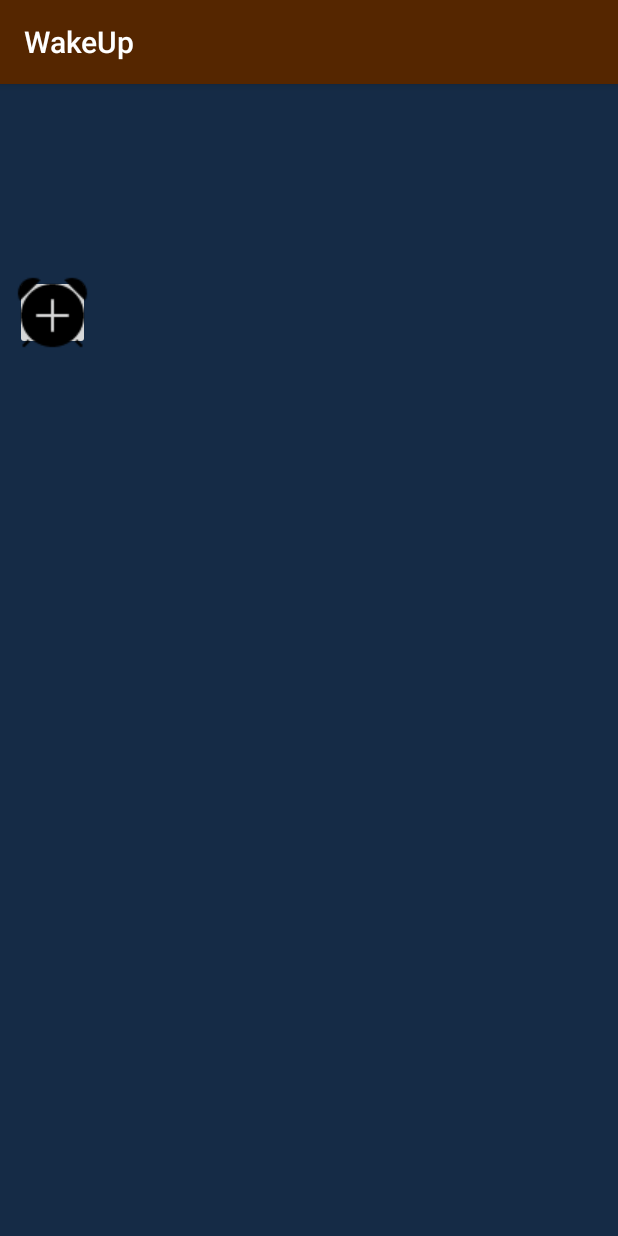
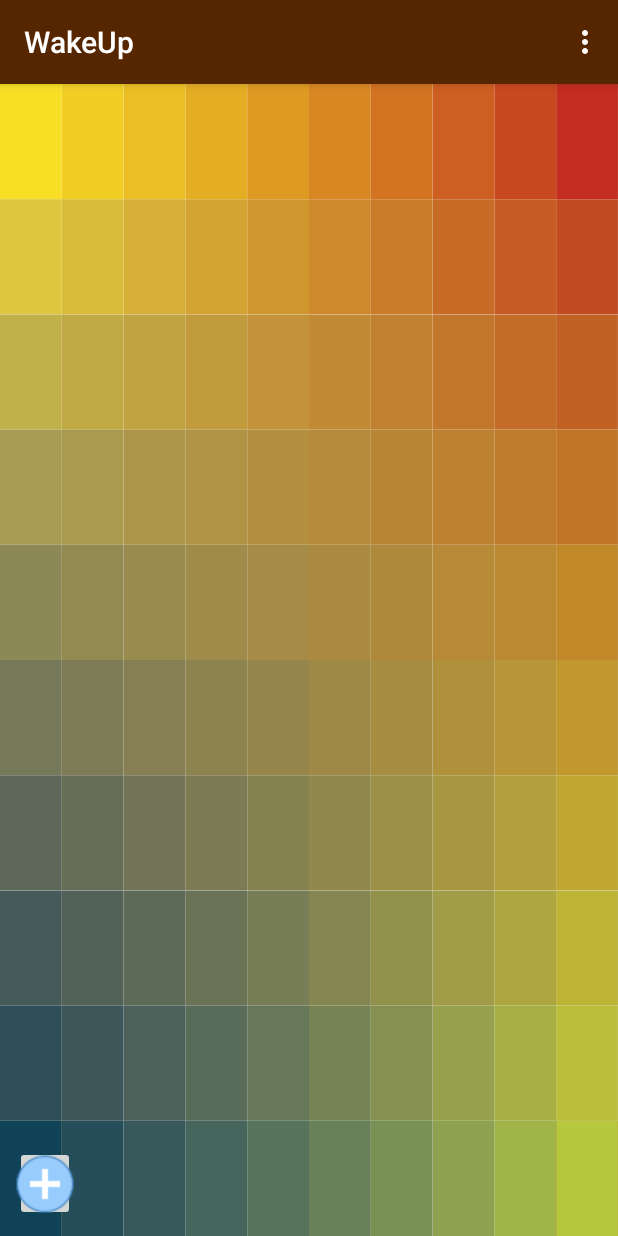
Before and after one commit to dlobato85/WakeUp, an Android app: the screen it shows after launch (MainListActivity), after a tap on an icon or button, on a phone screen of 412 x 824 dp. Run offline under Robolectric (Android 15) with nearby library versions, the phone set to English and light mode, and no system bars.

Commit message:
Final Push

```diff
--- a/app/src/main/java/com/dustin_domas_assignment/wakeup/AlarmAdapter.java
+++ b/app/src/main/java/com/dustin_domas_assignment/wakeup/AlarmAdapter.java
@@ -90,7 +90,7 @@ public class AlarmAdapter extends RecyclerView.Adapter<AlarmAdapter.AlarmViewHol
 
                 notifyItemRemoved(position);
 
-                Toast.makeText(adContext,"Deleted  ",Toast.LENGTH_SHORT).show();
+                Toast.makeText(adContext,"Alarm Was Successfully Deleted  ",Toast.LENGTH_SHORT).show();
                 //removeBroadcast();
             }
 
@@ -103,17 +103,6 @@ public class AlarmAdapter extends RecyclerView.Adapter<AlarmAdapter.AlarmViewHol
        // notifyItemInserted(position);
     }
 
-/*
-    public void remove(AlarmCard item ,int position ) {
-        alarmData.remove(position);
-
-        notifyItemRemoved(position);
-
-        Toast.makeText(adContext,"Deleted  ",Toast.LENGTH_SHORT).show();
-
-    }
-*/
-
 
     @Override
     public int getItemCount() {
--- a/app/src/main/java/com/dustin_domas_assignment/wakeup/AlarmCard.java
+++ b/app/src/main/java/com/dustin_domas_assignment/wakeup/AlarmCard.java
@@ -44,13 +44,5 @@ public class AlarmCard extends AppCompatActivity {
     public void setTitle(String title) {
         this.title = title;
     }
-/*
-    public ToggleButton getTogglesAlarm() {
-        return togglesAlarm;
-    }
 
-    public void setTogglesAlarm(ToggleButton togglesAlarm) {
-        this.togglesAlarm = togglesAlarm;
-    }
-    */
 }
--- a/app/src/main/res/layout/recycle_view.xml
+++ b/app/src/main/res/layout/recycle_view.xml
@@ -4,10 +4,11 @@
     xmlns:tools="http://schemas.android.com/tools"
      android:layout_width="wrap_content"
     android:layout_height="match_parent"
-    android:background="#152B46"
+    android:background="@drawable/ic_dot"
     android:padding="10dp"
     android:orientation="vertical"
-    tools:context=".MainListActivity">
+    tools:context=".MainListActivity"
+    >
 
     <android.support.v7.widget.RecyclerView
         android:id="@+id/rcV"
@@ -15,7 +16,9 @@
         android:layout_height="wrap_content"
         android:scrollbars="vertical"
         android:clickable="true"
-         />
+        android:layout_above="@+id/addAlarm"
+        android:layout_alignParentStart="true"
+        android:layout_alignParentTop="true" />
 
     <ImageButton
         android:id="@+id/addAlarm"
@@ -25,9 +28,9 @@
         android:baselineAlignBottom="true"
         android:cropToPadding="false"
         android:padding="0dp"
-        android:src="@drawable/addalarm"
-        android:layout_below="@id/rcV"
-        />
+        android:src="@drawable/plus"
+        android:layout_alignParentBottom="true"
+        android:layout_alignParentStart="true" />
 
 
 </RelativeLayout>
```
Also changed, not shown: app/src/main/java/com/dustin_domas_assignment/wakeup/MainListActivity.java (+64 -0 lines), app/src/main/res/layout/cardveiw.xml (+5 -13 lines).
